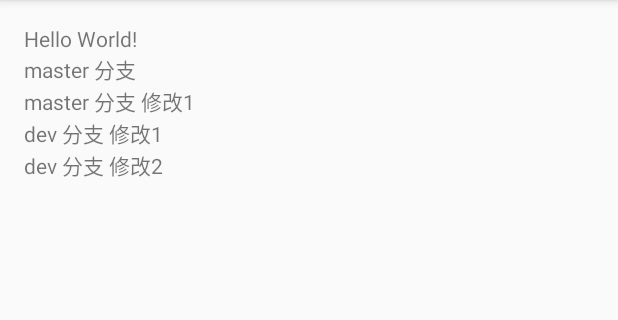
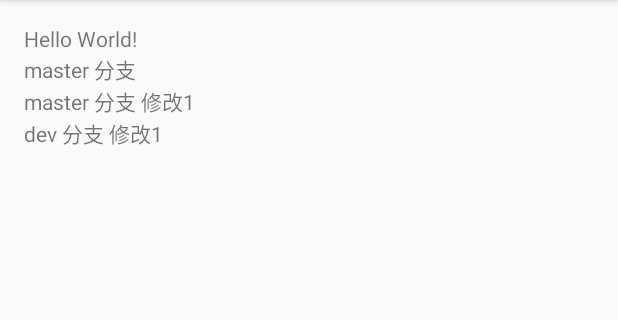
Before and after one commit to pCpptgzoh/TestBranch, an Android app: the screen it shows after launch (MainActivity), on a phone screen of 412 x 824 dp, the part 84-404 px from its top. Run offline under Robolectric (Android 15) with nearby library versions, the phone set to English and light mode, and no system bars.

Commit message:
dev 修改1

```diff
--- a/app/src/main/res/layout/activity_main.xml
+++ b/app/src/main/res/layout/activity_main.xml
@@ -31,9 +31,4 @@
         android:layout_height="wrap_content"
         android:text="dev 分支 修改1" />
 
-    <TextView
-        android:layout_width="wrap_content"
-        android:layout_height="wrap_content"
-        android:text="dev 分支 修改2" />
-
 </LinearLayout>
```
